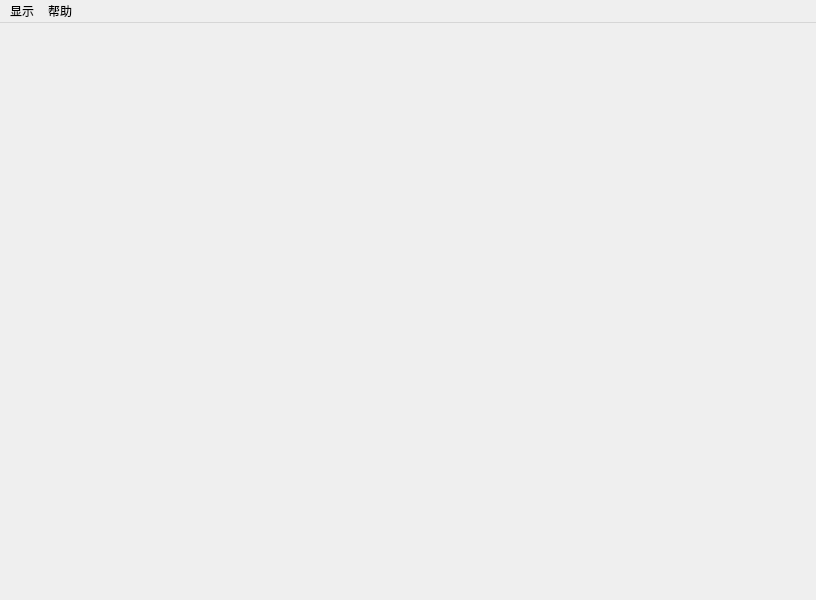
Old version of the form PythonQt/Haoru/conf/mainwindow.ui in the repository Gesiz/MyPythonLearn.
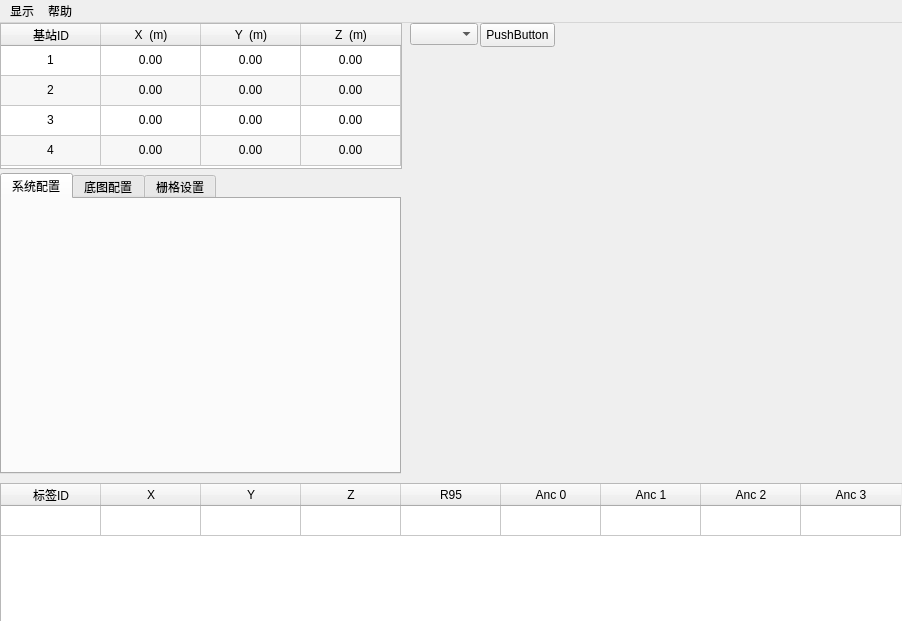
New version of the form.

The edit to the form file:
```diff
--- a/PythonQt/Haoru/conf/mainwindow.ui
+++ b/PythonQt/Haoru/conf/mainwindow.ui
@@ -6,20 +6,394 @@
    <rect>
     <x>0</x>
     <y>0</y>
-    <width>816</width>
-    <height>600</height>
+    <width>902</width>
+    <height>621</height>
    </rect>
   </property>
   <property name="windowTitle">
    <string>MainWindow</string>
   </property>
-  <widget class="QWidget" name="centralwidget"/>
+  <widget class="QWidget" name="centralwidget">
+   <widget class="QTableWidget" name="tableWidget">
+    <property name="geometry">
+     <rect>
+      <x>0</x>
+      <y>0</y>
+      <width>402</width>
+      <height>146</height>
+     </rect>
+    </property>
+    <property name="autoFillBackground">
+     <bool>false</bool>
+    </property>
+    <property name="styleSheet">
+     <string notr="true">tab{width:0}
+</string>
+    </property>
+    <property name="dragEnabled">
+     <bool>false</bool>
+    </property>
+    <property name="alternatingRowColors">
+     <bool>true</bool>
+    </property>
+    <property name="horizontalScrollMode">
+     <enum>QAbstractItemView::ScrollPerPixel</enum>
+    </property>
+    <attribute name="horizontalHeaderVisible">
+     <bool>true</bool>
+    </attribute>
+    <attribute name="horizontalHeaderCascadingSectionResizes">
+     <bool>false</bool>
+    </attribute>
+    <attribute name="horizontalHeaderHighlightSections">
+     <bool>true</bool>
+    </attribute>
+    <attribute name="horizontalHeaderShowSortIndicator" stdset="0">
+     <bool>false</bool>
+    </attribute>
+    <attribute name="horizontalHeaderStretchLastSection">
+     <bool>false</bool>
+    </attribute>
+    <attribute name="verticalHeaderVisible">
+     <bool>false</bool>
+    </attribute>
+    <attribute name="verticalHeaderCascadingSectionResizes">
+     <bool>false</bool>
+    </attribute>
+    <attribute name="verticalHeaderHighlightSections">
+     <bool>true</bool>
+    </attribute>
+    <attribute name="verticalHeaderShowSortIndicator" stdset="0">
+     <bool>false</bool>
+    </attribute>
+    <attribute name="verticalHeaderStretchLastSection">
+     <bool>false</bool>
+    </attribute>
+    <row>
+     <property name="text">
+      <string>1</string>
+     </property>
+    </row>
+    <row>
+     <property name="text">
+      <string>2</string>
+     </property>
+    </row>
+    <row>
+     <property name="text">
+      <string>3</string>
+     </property>
+    </row>
+    <row>
+     <property name="text">
+      <string>4</string>
+     </property>
+    </row>
+    <column>
+     <property name="text">
+      <string>基站ID</string>
+     </property>
+    </column>
+    <column>
+     <property name="text">
+      <string>X  (m)</string>
+     </property>
+    </column>
+    <column>
+     <property name="text">
+      <string>Y  (m)</string>
+     </property>
+    </column>
+    <column>
+     <property name="text">
+      <string>Z  (m)</string>
+     </property>
+    </column>
+    <item row="0" column="0">
+     <property name="text">
+      <string>1</string>
+     </property>
+     <property name="textAlignment">
+      <set>AlignCenter</set>
+     </property>
+     <property name="checkState">
+      <enum>Unchecked</enum>
+     </property>
+    </item>
+    <item row="0" column="1">
+     <property name="text">
+      <string>0.00</string>
+     </property>
+     <property name="textAlignment">
+      <set>AlignCenter</set>
+     </property>
+    </item>
+    <item row="0" column="2">
+     <property name="text">
+      <string>0.00</string>
+     </property>
+     <property name="textAlignment">
+      <set>AlignCenter</set>
+     </property>
+     <property name="background">
+      <brush brushstyle="NoBrush">
+       <color alpha="255">
+        <red>0</red>
+        <green>0</green>
+        <blue>0</blue>
+       </color>
+      </brush>
+     </property>
+    </item>
+    <item row="0" column="3">
+     <property name="text">
+      <string>0.00</string>
+     </property>
+     <property name="textAlignment">
+      <set>AlignCenter</set>
+     </property>
+    </item>
+    <item row="1" column="0">
+     <property name="text">
+      <string>2</string>
+     </property>
+     <property name="textAlignment">
+      <set>AlignCenter</set>
+     </property>
+     <property name="checkState">
+      <enum>Unchecked</enum>
+     </property>
+    </item>
+    <item row="1" column="1">
+     <property name="text">
+      <string>0.00</string>
+     </property>
+     <property name="textAlignment">
+      <set>AlignCenter</set>
+     </property>
+    </item>
+    <item row="1" column="2">
+     <property name="text">
+      <string>0.00</string>
+     </property>
+     <property name="textAlignment">
+      <set>AlignCenter</set>
+     </property>
+    </item>
+    <item row="1" column="3">
+     <property name="text">
+      <string>0.00</string>
+     </property>
+     <property name="textAlignment">
+      <set>AlignCenter</set>
+     </property>
+    </item>
+    <item row="2" column="0">
+     <property name="text">
+      <string>3</string>
+     </property>
+     <property name="textAlignment">
+      <set>AlignCenter</set>
+     </property>
+     <property name="checkState">
+      <enum>Unchecked</enum>
+     </property>
+    </item>
+    <item row="2" column="1">
+     <property name="text">
+      <string>0.00</string>
+     </property>
+     <property name="textAlignment">
+      <set>AlignCenter</set>
+     </property>
+    </item>
+    <item row="2" column="2">
+     <property name="text">
+      <string>0.00</string>
+     </property>
+     <property name="textAlignment">
+      <set>AlignCenter</set>
+     </property>
+    </item>
+    <item row="2" column="3">
+     <property name="text">
+      <string>0.00</string>
+     </property>
+     <property name="textAlignment">
+      <set>AlignCenter</set>
+     </property>
+    </item>
+    <item row="3" column="0">
+     <property name="text">
+      <string>4</string>
+     </property>
+     <property name="textAlignment">
+      <set>AlignCenter</set>
+     </property>
+     <property name="checkState">
+      <enum>Unchecked</enum>
+     </property>
+    </item>
+    <item row="3" column="1">
+     <property name="text">
+      <string>0.00</string>
+     </property>
+     <property name="textAlignment">
+      <set>AlignCenter</set>
+     </property>
+    </item>
+    <item row="3" column="2">
+     <property name="text">
+      <string>0.00</string>
+     </property>
+     <property name="textAlignment">
+      <set>AlignCenter</set>
+     </property>
+    </item>
+    <item row="3" column="3">
+     <property name="text">
+      <string>0.00</string>
+     </property>
+     <property name="textAlignment">
+      <set>AlignCenter</set>
+     </property>
+    </item>
+   </widget>
+   <widget class="QComboBox" name="comboBox">
+    <property name="geometry">
+     <rect>
+      <x>410</x>
+      <y>0</y>
+      <width>68</width>
+      <height>22</height>
+     </rect>
+    </property>
+   </widget>
+   <widget class="QTabWidget" name="tabWidget">
+    <property name="geometry">
+     <rect>
+      <x>0</x>
+      <y>150</y>
+      <width>401</width>
+      <height>301</height>
+     </rect>
+    </property>
+    <property name="currentIndex">
+     <number>0</number>
+    </property>
+    <widget class="QWidget" name="Tab_1">
+     <attribute name="title">
+      <string>系统配置</string>
+     </attribute>
+    </widget>
+    <widget class="QWidget" name="Tab_2">
+     <attribute name="title">
+      <string>底图配置</string>
+     </attribute>
+    </widget>
+    <widget class="QWidget" name="Tab_3">
+     <attribute name="title">
+      <string>栅格设置</string>
+     </attribute>
+    </widget>
+   </widget>
+   <widget class="QPushButton" name="pushButton">
+    <property name="geometry">
+     <rect>
+      <x>480</x>
+      <y>0</y>
+      <width>75</width>
+      <height>24</height>
+     </rect>
+    </property>
+    <property name="text">
+     <string>PushButton</string>
+    </property>
+   </widget>
+   <widget class="QTableWidget" name="tableWidget_2">
+    <property name="geometry">
+     <rect>
+      <x>0</x>
+      <y>460</y>
+      <width>946</width>
+      <height>141</height>
+     </rect>
+    </property>
+    <attribute name="horizontalHeaderVisible">
+     <bool>true</bool>
+    </attribute>
+    <attribute name="verticalHeaderVisible">
+     <bool>false</bool>
+    </attribute>
+    <row>
+     <property name="text">
+      <string>新建行</string>
+     </property>
+    </row>
+    <column>
+     <property name="text">
+      <string>标签ID</string>
+     </property>
+    </column>
+    <column>
+     <property name="text">
+      <string>X</string>
+     </property>
+    </column>
+    <column>
+     <property name="text">
+      <string>Y</string>
+     </property>
+    </column>
+    <column>
+     <property name="text">
+      <string>Z</string>
+     </property>
+    </column>
+    <column>
+     <property name="text">
+      <string>R95</string>
+     </property>
+    </column>
+    <column>
+     <property name="text">
+      <string>Anc 0</string>
+     </property>
+    </column>
+    <column>
+     <property name="text">
+      <string>Anc 1</string>
+     </property>
+    </column>
+    <column>
+     <property name="text">
+      <string>Anc 2</string>
+     </property>
+    </column>
+    <column>
+     <property name="text">
+      <string>Anc 3</string>
+     </property>
+    </column>
+   </widget>
+   <widget class="QWidget" name="verticalLayoutWidget">
+    <property name="geometry">
+     <rect>
+      <x>410</x>
+      <y>50</y>
+      <width>441</width>
+      <height>381</height>
+     </rect>
+    </property>
+    <layout class="QVBoxLayout" name="verticalLayout"/>
+   </widget>
+  </widget>
   <widget class="QMenuBar" name="menubar">
    <property name="geometry">
     <rect>
      <x>0</x>
      <y>0</y>
-     <width>816</width>
+     <width>902</width>
      <height>22</height>
     </rect>
    </property>
```
Left out of the diff: 21 changed lines with no effect on the pictures.
